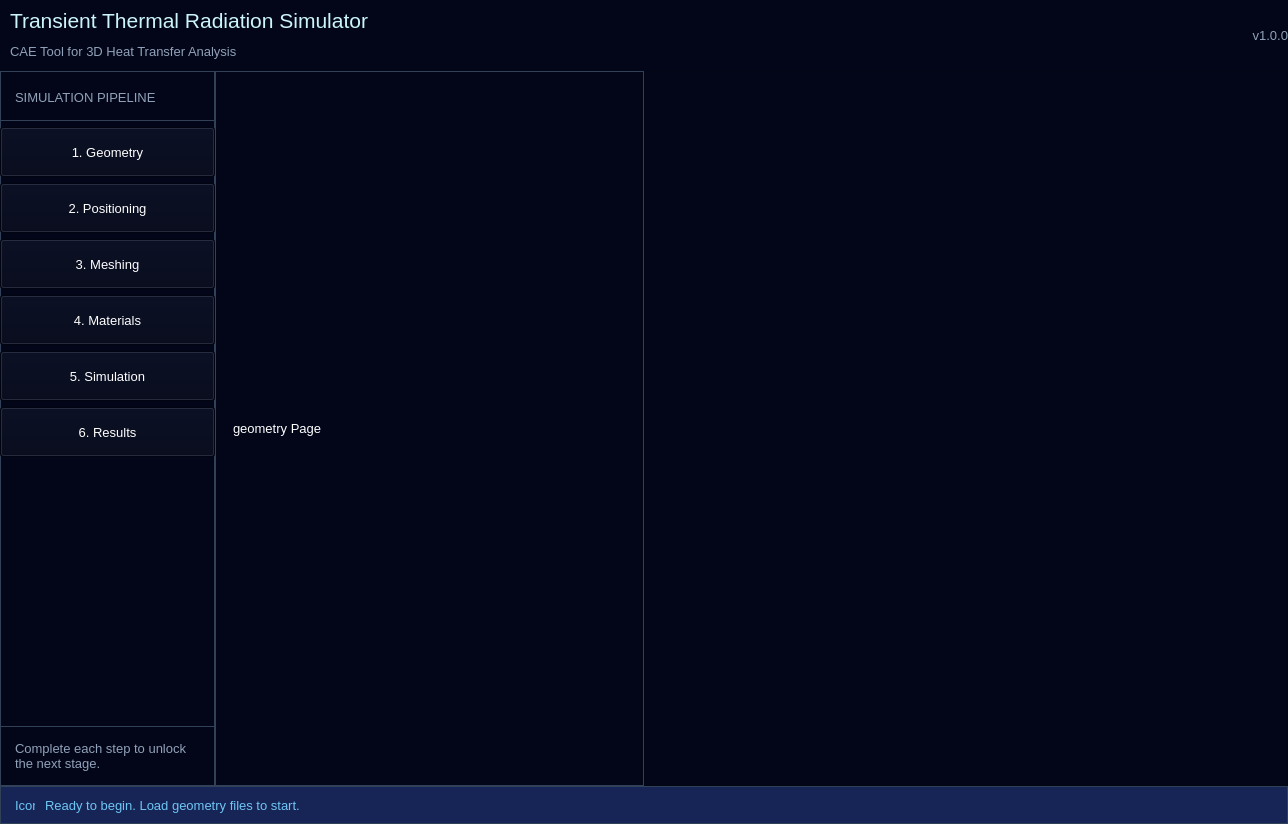
The window that ui/applayout.ui (mhddany/radex-simulator) describes before a commit, drawn with Qt 5.
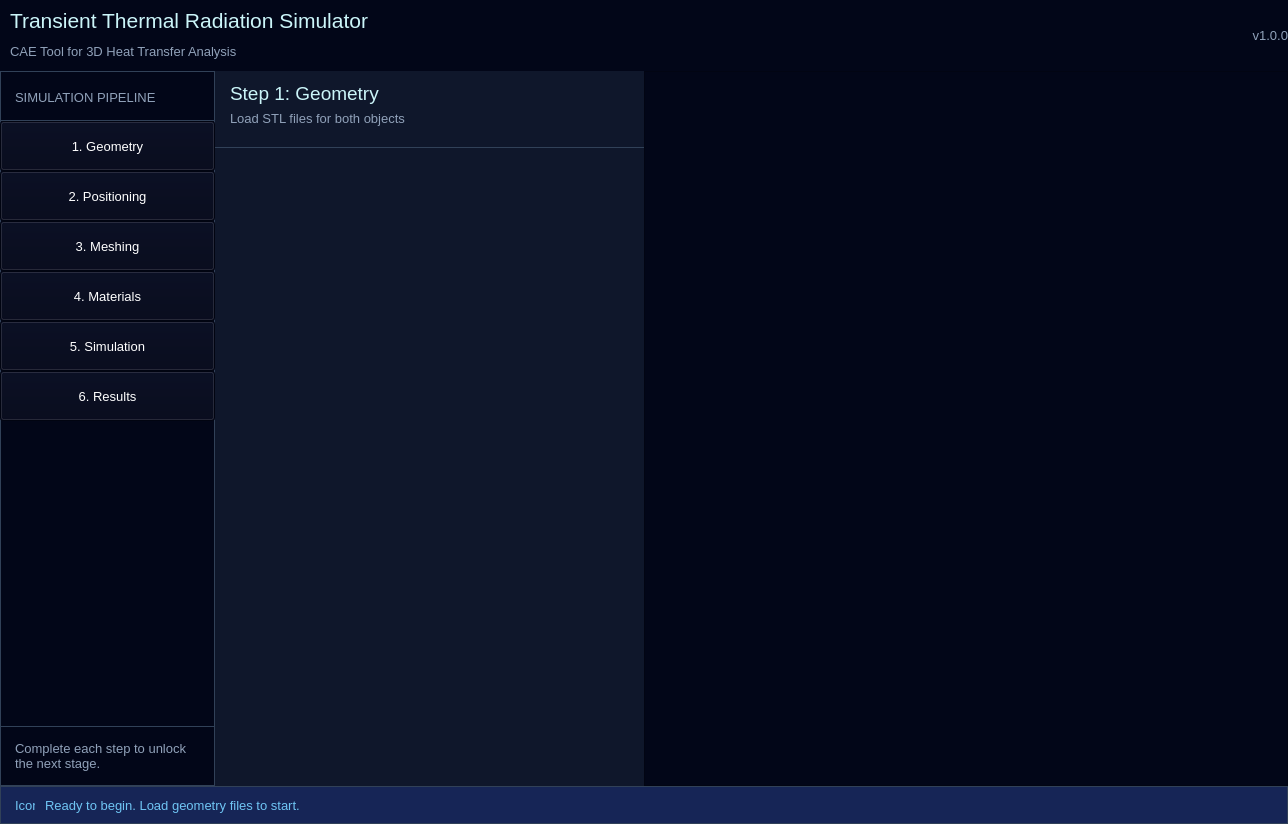
The same window after the commit. The open tabs and pages were chosen to show the change. Custom widgets are drawn as their Qt base class.

Commit message: setup placeholder for pipeline settings

Diff of the .ui file:
```diff
--- a/ui/applayout.ui
+++ b/ui/applayout.ui
@@ -64,6 +64,103 @@
     background-color: transparent;
 }
 
+#maintitleSimulationPage{
+    font-family: &quot;Segoe UI&quot;, Arial, sans-serif;
+    font-size: 14pt;      /* Larger size for title */
+    font-weight: normal;     /* Make it bold */
+    color: #CBF5F9;       /* Dark text color */
+    background-color: transparent;
+}
+
+#subtitleSimulationPage{
+    font-family: &quot;Segoe UI&quot;, Arial, sans-serif;
+    font-size: 10pt;      /* Larger size for title */
+    font-weight: normal;     /* Make it bold */
+    color: #90A1B9;       /* Dark text color */
+    background-color: transparent;
+}
+
+#maintitleResultsPage{
+    font-family: &quot;Segoe UI&quot;, Arial, sans-serif;
+    font-size: 14pt;      /* Larger size for title */
+    font-weight: normal;     /* Make it bold */
+    color: #CBF5F9;       /* Dark text color */
+    background-color: transparent;
+}
+
+#subtitleResultsPage{
+    font-family: &quot;Segoe UI&quot;, Arial, sans-serif;
+    font-size: 10pt;      /* Larger size for title */
+    font-weight: normal;     /* Make it bold */
+    color: #90A1B9;       /* Dark text color */
+    background-color: transparent;
+}
+
+#maintitlePositioningPage{
+    font-family: &quot;Segoe UI&quot;, Arial, sans-serif;
+    font-size: 14pt;      /* Larger size for title */
+    font-weight: normal;     /* Make it bold */
+    color: #CBF5F9;       /* Dark text color */
+    background-color: transparent;
+}
+
+#subtitlePositioningPage{
+    font-family: &quot;Segoe UI&quot;, Arial, sans-serif;
+    font-size: 10pt;      /* Larger size for title */
+    font-weight: normal;     /* Make it bold */
+    color: #90A1B9;       /* Dark text color */
+    background-color: transparent;
+}
+
+#maintitleMeshingPage{
+    font-family: &quot;Segoe UI&quot;, Arial, sans-serif;
+    font-size: 14pt;      /* Larger size for title */
+    font-weight: normal;     /* Make it bold */
+    color: #CBF5F9;       /* Dark text color */
+    background-color: transparent;
+}
+
+#subtitleMeshingPage{
+    font-family: &quot;Segoe UI&quot;, Arial, sans-serif;
+    font-size: 10pt;      /* Larger size for title */
+    font-weight: normal;     /* Make it bold */
+    color: #90A1B9;       /* Dark text color */
+    background-color: transparent;
+}
+
+#maintitleMaterialsPage{
+    font-family: &quot;Segoe UI&quot;, Arial, sans-serif;
+    font-size: 14pt;      /* Larger size for title */
+    font-weight: normal;     /* Make it bold */
+    color: #CBF5F9;       /* Dark text color */
+    background-color: transparent;
+}
+
+#subtitleMaterialsPage{
+    font-family: &quot;Segoe UI&quot;, Arial, sans-serif;
+    font-size: 10pt;      /* Larger size for title */
+    font-weight: normal;     /* Make it bold */
+    color: #90A1B9;       /* Dark text color */
+    background-color: transparent;
+}
+
+#maintitleGeometryPage{
+    font-family: &quot;Segoe UI&quot;, Arial, sans-serif;
+    font-size: 14pt;      /* Larger size for title */
+    font-weight: normal;     /* Make it bold */
+    color: #CBF5F9;       /* Dark text color */
+    background-color: transparent;
+}
+
+#subtitleGeometryPage{
+    font-family: &quot;Segoe UI&quot;, Arial, sans-serif;
+    font-size: 10pt;      /* Larger size for title */
+    font-weight: normal;     /* Make it bold */
+    color: #90A1B9;       /* Dark text color */
+    background-color: transparent;
+}
+
+
 /* Layouts*/
 
 #titleLayout {
@@ -76,6 +173,7 @@
 
 #settingsLayout {
     border: 1px solid #314158;
+	background-color: #0f172b;
 }
 
 #pipelineLayout {
@@ -95,6 +193,91 @@
 	background-color: #162556;
 }
 
+#simulationPageLayout{
+	background-color: #0f172b;
+}
+
+#titleSimulationPage {
+    /*border: 1px solid #314158;*/
+	background-color: transparent;
+}
+
+#settingsSimulationPage {
+	border-top: 1px solid #314158;
+	background-color: transparent
+}
+
+#resultsPageLayout{
+	background-color: #0f172b;
+}
+
+#titleResultsPage {
+    /*border: 1px solid #314158;*/
+	background-color: transparent;
+}
+
+#settingsResultsPage {
+	border-top: 1px solid #314158;
+	background-color: transparent
+}
+
+#positioningPageLayout{
+	background-color: #0f172b;
+}
+
+#titlePositioningPage {
+    /*border: 1px solid #314158;*/
+	background-color: transparent;
+}
+
+#settingsPositioningPage {
+	border-top: 1px solid #314158;
+	background-color: transparent
+}
+
+#meshingPageLayout{
+	background-color: #0f172b;
+}
+
+#titleMeshingPage {
+    /*border: 1px solid #314158;*/
+	background-color: transparent;
+}
+
+#settingsMeshingPage {
+	border-top: 1px solid #314158;
+	background-color: transparent
+}
+
+#materialsPageLayout{
+	background-color: #0f172b;
+}
+
+#titleMaterialsPage {
+    /*border: 1px solid #314158;*/
+	background-color: transparent;
+}
+
+#settingsMaterialsPage {
+	border-top: 1px solid #314158;
+	background-color: transparent
+}
+
+#geometryPageLayout{
+	background-color: #0f172b;
+}
+
+#titleGeometryPage {
+    /*border: 1px solid #314158;*/
+	background-color: transparent;
+}
+
+#settingsGeometryPage {
+	border-top: 1px solid #314158;
+	background-color: transparent
+}
+
+
 </string>
   </property>
   <layout class="QGridLayout" name="gridLayout" rowstretch="0" columnstretch="0,0,0">
@@ -204,6 +387,9 @@
         <item>
          <widget class="QWidget" name="pipelineLayout" native="true">
           <layout class="QVBoxLayout" name="verticalLayout_2">
+           <property name="spacing">
+            <number>0</number>
+           </property>
            <property name="leftMargin">
             <number>0</number>
            </property>
@@ -438,6 +624,21 @@
         <item>
          <widget class="QWidget" name="settingsLayout" native="true">
           <layout class="QVBoxLayout" name="verticalLayout_5">
+           <property name="spacing">
+            <number>0</number>
+           </property>
+           <property name="leftMargin">
+            <number>0</number>
+           </property>
+           <property name="topMargin">
+            <number>0</number>
+           </property>
+           <property name="rightMargin">
+            <number>0</number>
+           </property>
+           <property name="bottomMargin">
+            <number>0</number>
+           </property>
            <item>
             <widget class="QStackedWidget" name="stackedWidget">
              <property name="currentIndex">
@@ -460,13 +661,68 @@
                <item>
                 <widget class="QWidget" name="geometryPageLayout" native="true">
                  <layout class="QVBoxLayout" name="verticalLayout_7">
+                  <property name="leftMargin">
+                   <number>0</number>
+                  </property>
+                  <property name="topMargin">
+                   <number>0</number>
+                  </property>
+                  <property name="rightMargin">
+                   <number>0</number>
+                  </property>
+                  <property name="bottomMargin">
+                   <number>0</number>
+                  </property>
                   <item>
-                   <widget class="QLabel" name="label">
-                    <property name="text">
-                     <string>geometry Page</string>
+                   <widget class="QWidget" name="titleGeometryPage" native="true">
+                    <property name="maximumSize">
+                     <size>
+                      <width>16777215</width>
+                      <height>70</height>
+                     </size>
                     </property>
+                    <layout class="QVBoxLayout" name="verticalLayout_23">
+                     <property name="spacing">
+                      <number>0</number>
+                     </property>
+                     <property name="leftMargin">
+                      <number>15</number>
+                     </property>
+                     <property name="topMargin">
+                      <number>10</number>
+                     </property>
+                     <property name="rightMargin">
+                      <number>15</number>
+                     </property>
+                     <property name="bottomMargin">
+                      <number>10</number>
+                     </property>
+                     <item>
+                      <widget class="QLabel" name="maintitleGeometryPage">
+                       <property name="text">
+                        <string>Step 1: Geometry</string>
+                       </property>
+                       <property name="wordWrap">
+                        <bool>true</bool>
+                       </property>
+                      </widget>
+                     </item>
+                     <item>
+                      <widget class="QLabel" name="subtitleGeometryPage">
+                       <property name="text">
+                        <string>Load STL files for both objects</string>
+                       </property>
+                       <property name="wordWrap">
+                        <bool>true</bool>
+                       </property>
+                      </widget>
+                     </item>
+                    </layout>
                    </widget>
                   </item>
+                  <item>
+                   <widget class="QWidget" name="settingsGeometryPage" native="true"/>
+                  </item>
                  </layout>
                 </widget>
                </item>
```
Left out of the diff: 322 changed lines with no effect on the pictures.
